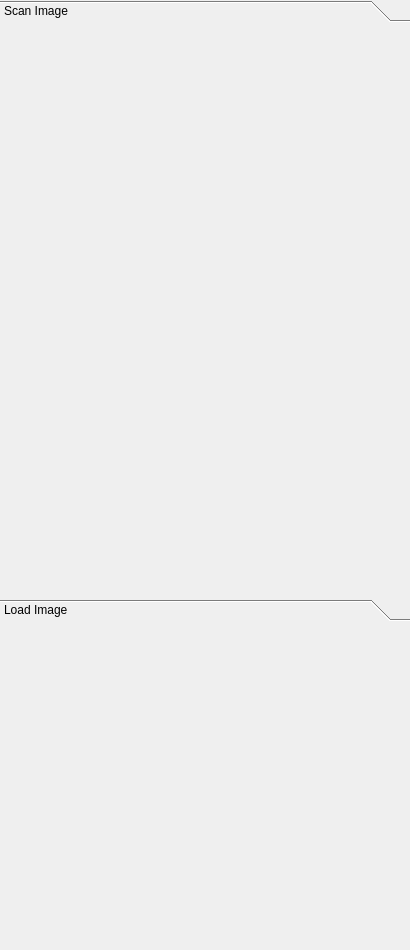
Qt form DataModule/ScanImageWidget.ui (chuandongxu/AOI) before a commit.
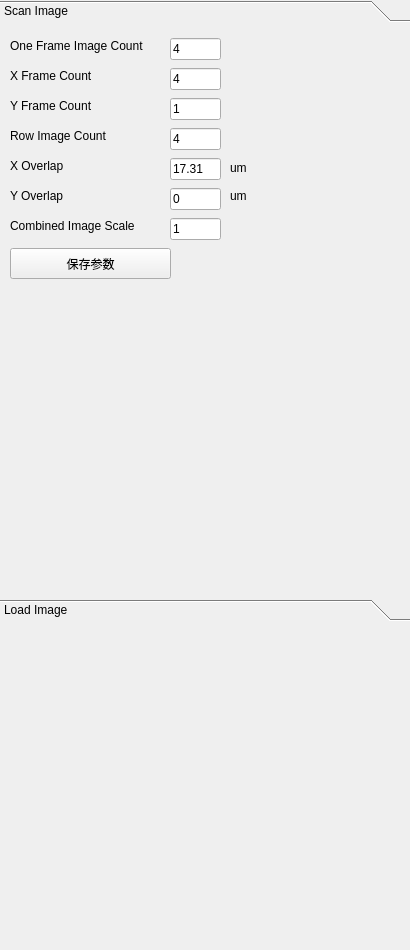
The same form after that commit. The open tabs and pages were chosen to show the change.

```diff
--- a/DataModule/ScanImageWidget.ui
+++ b/DataModule/ScanImageWidget.ui
@@ -30,13 +30,234 @@
      <rect>
       <x>0</x>
       <y>0</y>
-      <width>98</width>
-      <height>28</height>
+      <width>410</width>
+      <height>569</height>
      </rect>
     </property>
     <attribute name="label">
      <string>Scan Image</string>
     </attribute>
+    <widget class="QLabel" name="labelFrameCountX_2">
+     <property name="geometry">
+      <rect>
+       <x>10</x>
+       <y>40</y>
+       <width>151</width>
+       <height>16</height>
+      </rect>
+     </property>
+     <property name="text">
+      <string>X Frame Count</string>
+     </property>
+    </widget>
+    <widget class="QLineEdit" name="lineEditFrameCountXScan">
+     <property name="geometry">
+      <rect>
+       <x>170</x>
+       <y>40</y>
+       <width>51</width>
+       <height>22</height>
+      </rect>
+     </property>
+     <property name="text">
+      <string>4</string>
+     </property>
+    </widget>
+    <widget class="QLabel" name="labelOverlapY_2">
+     <property name="geometry">
+      <rect>
+       <x>10</x>
+       <y>160</y>
+       <width>91</width>
+       <height>16</height>
+      </rect>
+     </property>
+     <property name="text">
+      <string>Y Overlap</string>
+     </property>
+    </widget>
+    <widget class="QLabel" name="labelRowImageCount_2">
+     <property name="geometry">
+      <rect>
+       <x>10</x>
+       <y>100</y>
+       <width>151</width>
+       <height>16</height>
+      </rect>
+     </property>
+     <property name="text">
+      <string>Row Image Count</string>
+     </property>
+    </widget>
+    <widget class="QLineEdit" name="lineEditCombinedImageZoomFactorScan">
+     <property name="geometry">
+      <rect>
+       <x>170</x>
+       <y>190</y>
+       <width>51</width>
+       <height>22</height>
+      </rect>
+     </property>
+     <property name="text">
+      <string>1</string>
+     </property>
+    </widget>
+    <widget class="QLineEdit" name="lineEditRowImageCountScan">
+     <property name="geometry">
+      <rect>
+       <x>170</x>
+       <y>100</y>
+       <width>51</width>
+       <height>22</height>
+      </rect>
+     </property>
+     <property name="text">
+      <string>4</string>
+     </property>
+    </widget>
+    <widget class="QLabel" name="labelFrameCountY_2">
+     <property name="geometry">
+      <rect>
+       <x>10</x>
+       <y>70</y>
+       <width>151</width>
+       <height>16</height>
+      </rect>
+     </property>
+     <property name="text">
+      <string>Y Frame Count</string>
+     </property>
+    </widget>
+    <widget class="QLineEdit" name="lineEditFrameCountYScan">
+     <property name="geometry">
+      <rect>
+       <x>170</x>
+       <y>70</y>
+       <width>51</width>
+       <height>22</height>
+      </rect>
+     </property>
+     <property name="text">
+      <string>1</string>
+     </property>
+    </widget>
+    <widget class="QLineEdit" name="lineEditOneFrameImageCountScan">
+     <property name="geometry">
+      <rect>
+       <x>170</x>
+       <y>10</y>
+       <width>51</width>
+       <height>22</height>
+      </rect>
+     </property>
+     <property name="text">
+      <string>4</string>
+     </property>
+    </widget>
+    <widget class="QLabel" name="labelOverlapX_2">
+     <property name="geometry">
+      <rect>
+       <x>10</x>
+       <y>130</y>
+       <width>81</width>
+       <height>16</height>
+      </rect>
+     </property>
+     <property name="text">
+      <string>X Overlap</string>
+     </property>
+    </widget>
+    <widget class="QLineEdit" name="lineEditOverlapYScan">
+     <property name="geometry">
+      <rect>
+       <x>170</x>
+       <y>160</y>
+       <width>51</width>
+       <height>22</height>
+      </rect>
+     </property>
+     <property name="text">
+      <string>0</string>
+     </property>
+    </widget>
+    <widget class="QLabel" name="labelCombinedImageZoomScale_2">
+     <property name="geometry">
+      <rect>
+       <x>10</x>
+       <y>190</y>
+       <width>141</width>
+       <height>16</height>
+      </rect>
+     </property>
+     <property name="text">
+      <string>Combined Image Scale</string>
+     </property>
+    </widget>
+    <widget class="QLabel" name="labelFiducialMarkCount_2">
+     <property name="geometry">
+      <rect>
+       <x>10</x>
+       <y>10</y>
+       <width>151</width>
+       <height>16</height>
+      </rect>
+     </property>
+     <property name="text">
+      <string>One Frame Image Count</string>
+     </property>
+    </widget>
+    <widget class="QLineEdit" name="lineEditOverlapXScan">
+     <property name="geometry">
+      <rect>
+       <x>170</x>
+       <y>130</y>
+       <width>51</width>
+       <height>22</height>
+      </rect>
+     </property>
+     <property name="text">
+      <string>17.31</string>
+     </property>
+    </widget>
+    <widget class="QPushButton" name="btnCombineImageParamsSave">
+     <property name="geometry">
+      <rect>
+       <x>10</x>
+       <y>220</y>
+       <width>161</width>
+       <height>31</height>
+      </rect>
+     </property>
+     <property name="text">
+      <string>保存参数</string>
+     </property>
+    </widget>
+    <widget class="QLabel" name="label">
+     <property name="geometry">
+      <rect>
+       <x>230</x>
+       <y>134</y>
+       <width>54</width>
+       <height>12</height>
+      </rect>
+     </property>
+     <property name="text">
+      <string>um</string>
+     </property>
+    </widget>
+    <widget class="QLabel" name="label_2">
+     <property name="geometry">
+      <rect>
+       <x>230</x>
+       <y>162</y>
+       <width>54</width>
+       <height>12</height>
+      </rect>
+     </property>
+     <property name="text">
+      <string>um</string>
+     </property>
+    </widget>
    </widget>
    <widget class="QWidget" name="loadImage">
     <property name="geometry">
```
Left out of the diff: 4 changed lines with no effect on the pictures.
